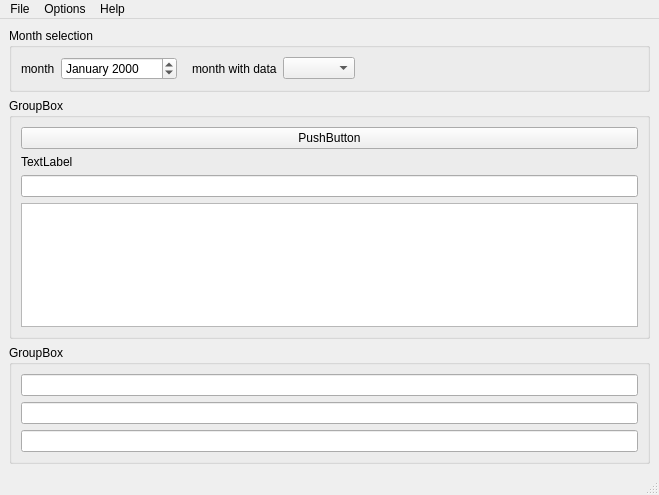
Above: src/mainwindow.ui from agarb/Duh-Pay-Calculator-Initiative before the change. Below: the same form after it.
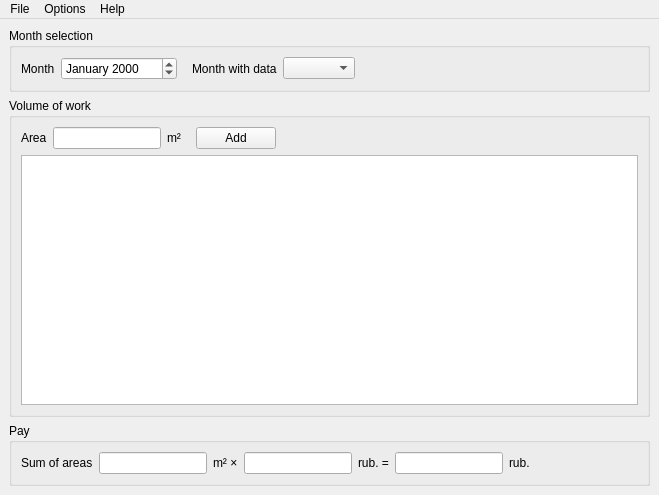
That is the form after the change.

Commit message: accurate GUI, introduce settings, "new datafile" action

What changed in the file:
```diff
--- a/src/mainwindow.ui
+++ b/src/mainwindow.ui
@@ -24,7 +24,7 @@
        <item>
         <widget class="QLabel" name="monthLbl">
          <property name="text">
-          <string>month</string>
+          <string>Month</string>
          </property>
         </widget>
        </item>
@@ -47,7 +47,7 @@
           <enum>Qt::Horizontal</enum>
          </property>
          <property name="sizeType">
-          <enum>QSizePolicy::Preferred</enum>
+          <enum>QSizePolicy::Minimum</enum>
          </property>
          <property name="sizeHint" stdset="0">
           <size>
@@ -60,7 +60,7 @@
        <item>
         <widget class="QLabel" name="monthWDataLbl">
          <property name="text">
-          <string>month with data</string>
+          <string>Month with data</string>
          </property>
         </widget>
        </item>
@@ -86,28 +86,78 @@
     <item>
      <widget class="QGroupBox" name="groupBox_2">
       <property name="title">
-       <string>GroupBox</string>
+       <string>Volume of work</string>
       </property>
       <layout class="QVBoxLayout" name="verticalLayout_3">
        <item>
-        <widget class="QPushButton" name="pushButton">
-         <property name="text">
-          <string>PushButton</string>
-         </property>
-        </widget>
+        <layout class="QHBoxLayout" name="horizontalLayout_2">
+         <item>
+          <widget class="QLabel" name="label_2">
+           <property name="text">
+            <string>Area</string>
+           </property>
+          </widget>
+         </item>
+         <item>
+          <widget class="QLineEdit" name="areaLE">
+           <property name="sizePolicy">
+            <sizepolicy hsizetype="Minimum" vsizetype="Fixed">
+             <horstretch>0</horstretch>
+             <verstretch>0</verstretch>
+            </sizepolicy>
+           </property>
+           <property name="alignment">
+            <set>Qt::AlignRight|Qt::AlignTrailing|Qt::AlignVCenter</set>
+           </property>
+          </widget>
+         </item>
+         <item>
+          <widget class="QLabel" name="label">
+           <property name="text">
+            <string>m²</string>
+           </property>
+          </widget>
+         </item>
+         <item>
+          <spacer name="horizontalSpacer_3">
+           <property name="orientation">
+            <enum>Qt::Horizontal</enum>
+           </property>
+           <property name="sizeType">
+            <enum>QSizePolicy::Minimum</enum>
+           </property>
+           <property name="sizeHint" stdset="0">
+            <size>
+             <width>9</width>
+             <height>20</height>
+            </size>
+           </property>
+          </spacer>
+         </item>
+         <item>
+          <widget class="QPushButton" name="areaAddBtn">
+           <property name="text">
+            <string>Add</string>
+           </property>
+          </widget>
+         </item>
+         <item>
+          <spacer name="horizontalSpacer_4">
+           <property name="orientation">
+            <enum>Qt::Horizontal</enum>
+           </property>
+           <property name="sizeHint" stdset="0">
+            <size>
+             <width>40</width>
+             <height>20</height>
+            </size>
+           </property>
+          </spacer>
+         </item>
+        </layout>
        </item>
        <item>
-        <widget class="QLabel" name="label">
-         <property name="text">
-          <string>TextLabel</string>
-         </property>
-        </widget>
-       </item>
-       <item>
-        <widget class="QLineEdit" name="lineEdit"/>
-       </item>
-       <item>
-        <widget class="QTableView" name="tableView"/>
+        <widget class="QTableView" name="areasTView"/>
        </item>
       </layout>
       <zorder>lineEdit</zorder>
@@ -120,17 +170,94 @@
     <item>
      <widget class="QGroupBox" name="groupBox_3">
       <property name="title">
-       <string>GroupBox</string>
+       <string>Pay</string>
       </property>
-      <layout class="QVBoxLayout" name="verticalLayout_2">
+      <layout class="QHBoxLayout" name="horizontalLayout_3">
        <item>
-        <widget class="QLineEdit" name="lineEdit_4"/>
+        <widget class="QLabel" name="label_3">
+         <property name="text">
+          <string>Sum of areas</string>
+         </property>
+        </widget>
        </item>
        <item>
-        <widget class="QLineEdit" name="lineEdit_3"/>
+        <widget class="QLineEdit" name="areaSumLE">
+         <property name="sizePolicy">
+          <sizepolicy hsizetype="Minimum" vsizetype="Fixed">
+           <horstretch>0</horstretch>
+           <verstretch>0</verstretch>
+          </sizepolicy>
+         </property>
+         <property name="alignment">
+          <set>Qt::AlignRight|Qt::AlignTrailing|Qt::AlignVCenter</set>
+         </property>
+         <property name="readOnly">
+          <bool>true</bool>
+         </property>
+        </widget>
        </item>
        <item>
-        <widget class="QLineEdit" name="lineEdit_2"/>
+        <widget class="QLabel" name="label_4">
+         <property name="text">
+          <string>m² ×</string>
+         </property>
+        </widget>
+       </item>
+       <item>
+        <widget class="QLineEdit" name="payFactorLE">
+         <property name="sizePolicy">
+          <sizepolicy hsizetype="Minimum" vsizetype="Fixed">
+           <horstretch>0</horstretch>
+           <verstretch>0</verstretch>
+          </sizepolicy>
+         </property>
+         <property name="alignment">
+          <set>Qt::AlignRight|Qt::AlignTrailing|Qt::AlignVCenter</set>
+         </property>
+        </widget>
+       </item>
+       <item>
+        <widget class="QLabel" name="label_5">
+         <property name="text">
+          <string>rub. =</string>
+         </property>
+        </widget>
+       </item>
+       <item>
+        <widget class="QLineEdit" name="payLE">
+         <property name="sizePolicy">
+          <sizepolicy hsizetype="Minimum" vsizetype="Fixed">
+           <horstretch>0</horstretch>
+           <verstretch>0</verstretch>
+          </sizepolicy>
+         </property>
+         <property name="alignment">
+          <set>Qt::AlignRight|Qt::AlignTrailing|Qt::AlignVCenter</set>
+         </property>
+         <property name="readOnly">
+          <bool>true</bool>
+         </property>
+        </widget>
+       </item>
+       <item>
+        <widget class="QLabel" name="label_6">
+         <property name="text">
+          <string>rub.</string>
+         </property>
+        </widget>
+       </item>
+       <item>
+        <spacer name="horizontalSpacer_5">
+         <property name="orientation">
+          <enum>Qt::Horizontal</enum>
+         </property>
+         <property name="sizeHint" stdset="0">
+          <size>
+           <width>40</width>
+           <height>20</height>
+          </size>
+         </property>
+        </spacer>
        </item>
       </layout>
      </widget>
@@ -172,8 +299,7 @@
    <addaction name="menuOptions"/>
    <addaction name="menuHelp"/>
   </widget>
-  <widget class="QStatusBar" name="statusbar"/>
-  <action name="actionOpen_base">
+  <action name="actionOpenDatafile">
    <property name="text">
     <string>Open base...</string>
    </property>
```
Left out of the diff: 40 changed lines with no effect on the pictures. The commit also changes 4 other files.
